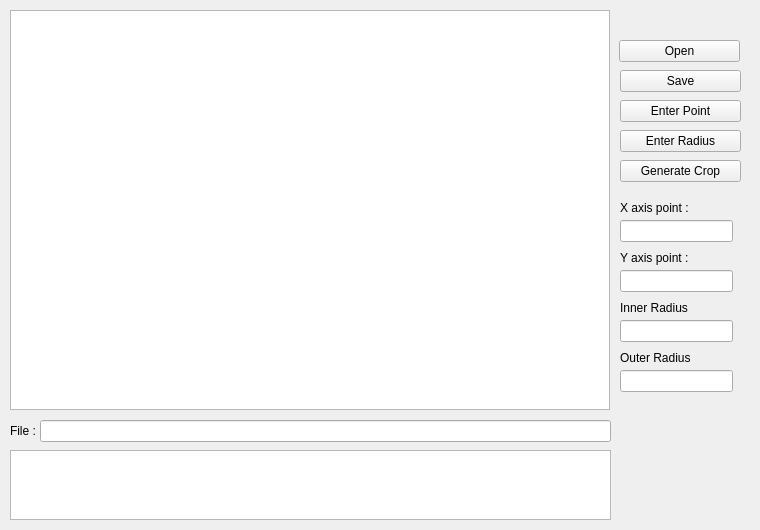
Kenzo450D/Upoint, file mainwindow.ui: the form before one commit.
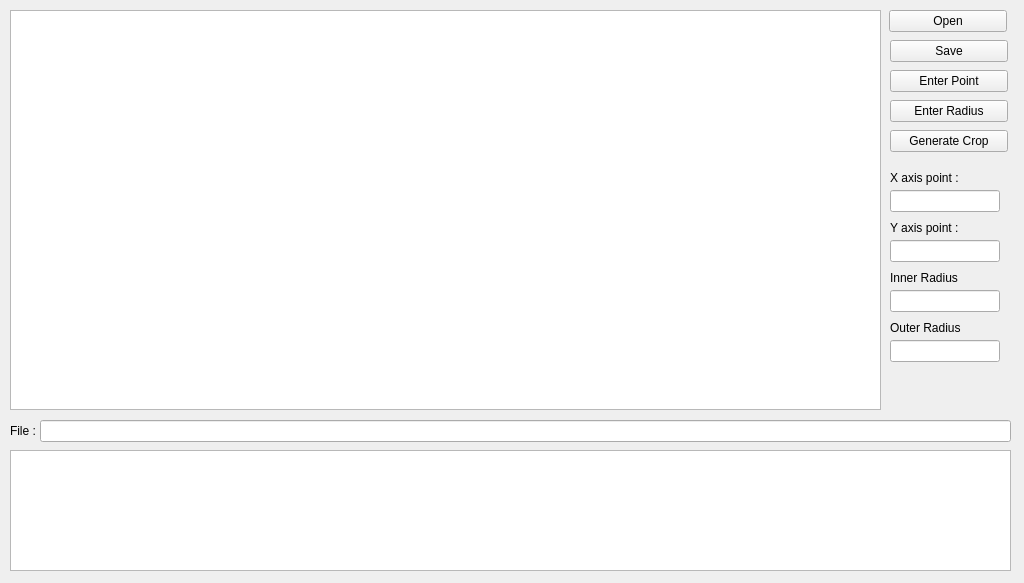
The form after the commit.

Patch:
```diff
--- a/mainwindow.ui
+++ b/mainwindow.ui
@@ -6,8 +6,8 @@
    <rect>
     <x>0</x>
     <y>0</y>
-    <width>760</width>
-    <height>530</height>
+    <width>1024</width>
+    <height>583</height>
    </rect>
   </property>
   <property name="sizePolicy">
@@ -28,7 +28,7 @@
      <rect>
       <x>10</x>
       <y>10</y>
-      <width>600</width>
+      <width>871</width>
       <height>400</height>
      </rect>
     </property>
@@ -38,7 +38,7 @@
      <rect>
       <x>40</x>
       <y>420</y>
-      <width>571</width>
+      <width>971</width>
       <height>22</height>
      </rect>
     </property>
@@ -48,17 +48,17 @@
      <rect>
       <x>10</x>
       <y>450</y>
-      <width>601</width>
-      <height>70</height>
+      <width>1001</width>
+      <height>121</height>
      </rect>
     </property>
    </widget>
    <widget class="QPushButton" name="pushButton">
     <property name="geometry">
      <rect>
-      <x>619</x>
-      <y>40</y>
-      <width>121</width>
+      <x>889</x>
+      <y>10</y>
+      <width>118</width>
       <height>22</height>
      </rect>
     </property>
@@ -69,9 +69,9 @@
    <widget class="QPushButton" name="pushButton_2">
     <property name="geometry">
      <rect>
-      <x>620</x>
-      <y>70</y>
-      <width>121</width>
+      <x>890</x>
+      <y>40</y>
+      <width>118</width>
       <height>22</height>
      </rect>
     </property>
@@ -82,9 +82,9 @@
    <widget class="QPushButton" name="pushButton_3">
     <property name="geometry">
      <rect>
-      <x>620</x>
-      <y>130</y>
-      <width>121</width>
+      <x>890</x>
+      <y>100</y>
+      <width>118</width>
       <height>22</height>
      </rect>
     </property>
@@ -95,9 +95,9 @@
    <widget class="QPushButton" name="pushButton_4">
     <property name="geometry">
      <rect>
-      <x>620</x>
-      <y>100</y>
-      <width>121</width>
+      <x>890</x>
+      <y>70</y>
+      <width>118</width>
       <height>22</height>
      </rect>
     </property>
@@ -108,9 +108,9 @@
    <widget class="QPushButton" name="pushButton_5">
     <property name="geometry">
      <rect>
-      <x>620</x>
-      <y>160</y>
-      <width>121</width>
+      <x>890</x>
+      <y>130</y>
+      <width>118</width>
       <height>22</height>
      </rect>
     </property>
@@ -121,9 +121,9 @@
    <widget class="QLineEdit" name="lineEdit_2">
     <property name="geometry">
      <rect>
-      <x>620</x>
-      <y>220</y>
-      <width>113</width>
+      <x>890</x>
+      <y>190</y>
+      <width>110</width>
       <height>22</height>
      </rect>
     </property>
@@ -131,9 +131,9 @@
    <widget class="QLineEdit" name="lineEdit_3">
     <property name="geometry">
      <rect>
-      <x>620</x>
-      <y>270</y>
-      <width>113</width>
+      <x>890</x>
+      <y>240</y>
+      <width>110</width>
       <height>22</height>
      </rect>
     </property>
@@ -141,9 +141,9 @@
    <widget class="QLineEdit" name="lineEdit_4">
     <property name="geometry">
      <rect>
-      <x>620</x>
-      <y>320</y>
-      <width>113</width>
+      <x>890</x>
+      <y>290</y>
+      <width>110</width>
       <height>22</height>
      </rect>
     </property>
@@ -164,9 +164,9 @@
    <widget class="QLabel" name="label_2">
     <property name="geometry">
      <rect>
-      <x>620</x>
-      <y>200</y>
-      <width>81</width>
+      <x>890</x>
+      <y>170</y>
+      <width>78</width>
       <height>16</height>
      </rect>
     </property>
@@ -177,9 +177,9 @@
    <widget class="QLabel" name="label_3">
     <property name="geometry">
      <rect>
-      <x>620</x>
-      <y>250</y>
-      <width>81</width>
+      <x>890</x>
+      <y>220</y>
+      <width>78</width>
       <height>16</height>
      </rect>
     </property>
@@ -190,9 +190,9 @@
    <widget class="QLabel" name="label_4">
     <property name="geometry">
      <rect>
-      <x>620</x>
-      <y>300</y>
-      <width>81</width>
+      <x>890</x>
+      <y>270</y>
+      <width>78</width>
       <height>16</height>
      </rect>
     </property>
@@ -203,9 +203,9 @@
    <widget class="QLineEdit" name="lineEdit_5">
     <property name="geometry">
      <rect>
-      <x>620</x>
-      <y>370</y>
-      <width>113</width>
+      <x>890</x>
+      <y>340</y>
+      <width>110</width>
       <height>22</height>
      </rect>
     </property>
@@ -213,9 +213,9 @@
    <widget class="QLabel" name="label_5">
     <property name="geometry">
      <rect>
-      <x>620</x>
-      <y>350</y>
-      <width>81</width>
+      <x>890</x>
+      <y>320</y>
+      <width>78</width>
       <height>16</height>
      </rect>
     </property>
```
